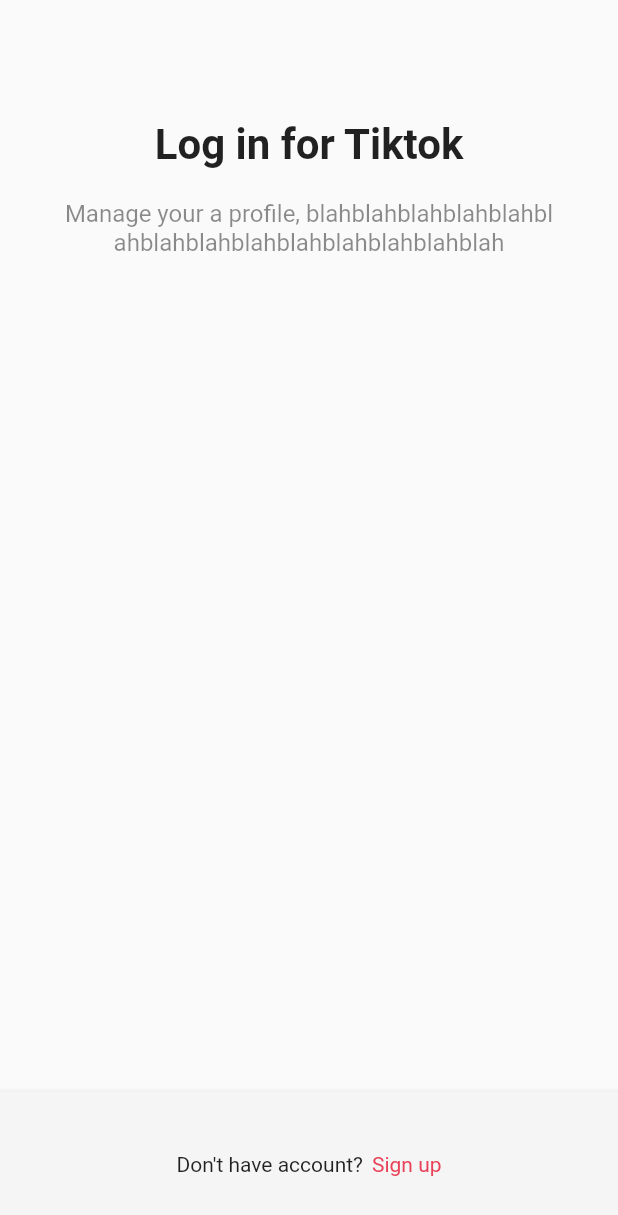
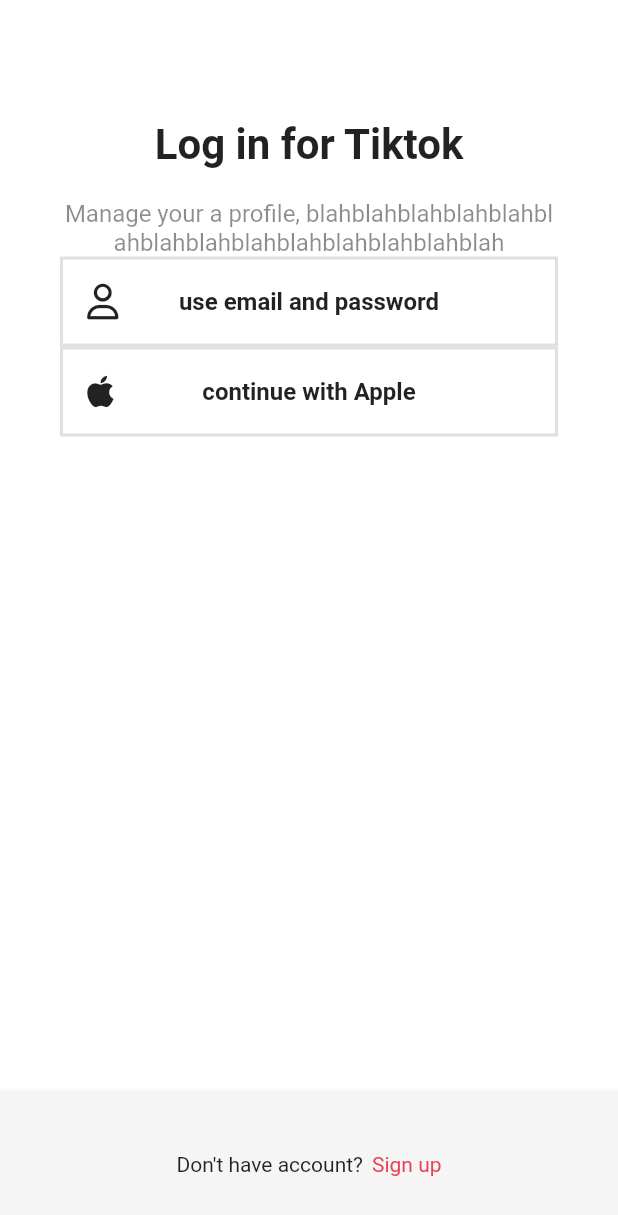
Before and after one commit to dongwooha/tiktok_clone, a Flutter app: the screen it shows after launch, after a tap on "log in", on a phone screen of 412 x 824 dp. Shown: the top 1215 px of the screen. Run offline on Flutter 3.47's test engine with Material 2 defaults, Android fonts, the phone set to English and light mode, and no system bars; our stand-ins replace font_awesome_flutter.

Commit message:
Texfiled, etc.

```diff
--- a/lib/features/authentication/widgets/auth_bottons.dart
+++ b/lib/features/authentication/widgets/auth_bottons.dart
@@ -1,13 +1,16 @@
 import 'package:flutter/material.dart';
+import 'package:font_awesome_flutter/src/fa_icon.dart';
 
 import '../../../constants/sizes.dart';
 
 class AuthButton extends StatelessWidget {
   final String text;
+  final FaIcon icon;
 
   const AuthButton({
     super.key,
     required this.text,
+    required this.icon,
   });
 
   @override
@@ -15,15 +18,24 @@
     return FractionallySizedBox(
       widthFactor: 1,
       child: Container(
-        padding: const EdgeInsets.symmetric(
-          vertical: Sizes.size16,
+        padding: const EdgeInsets.all(
+          Sizes.size16,
+          // vertical: Sizes.size16,
+          // horizontal: Sizes.size16,
         ),
         decoration: BoxDecoration(
             border: Border.all(
           color: Colors.grey.shade300,
           width: Sizes.size2,
         )),
-        child: Text(
+        child: Stack(
+          alignment: Alignment.center,
+          children: [
+            Align(
+              alignment: Alignment.centerLeft,
+              child: icon,
+            ),
+            Text(
               text,
               style: const TextStyle(
                 fontSize: Sizes.size16,
@@ -31,6 +43,8 @@
               ),
               textAlign: TextAlign.center,
             ),
+          ],
+        ),
       ),
     );
   }
--- a/lib/features/authentication/widgets/login_screen.dart
+++ b/lib/features/authentication/widgets/login_screen.dart
@@ -1,7 +1,9 @@
 import 'package:flutter/material.dart';
+import 'package:font_awesome_flutter/font_awesome_flutter.dart';
 import 'package:titok_clone/constants/gaps.dart';
 
 import '../../../constants/sizes.dart';
+import 'auth_bottons.dart';
 
 class LoginScreen extends StatelessWidget {
   const LoginScreen({super.key});
@@ -35,6 +37,14 @@
                 ),
                 textAlign: TextAlign.center,
               ),
+              AuthButton(
+                icon: FaIcon(FontAwesomeIcons.user),
+                text: "use email and password",
+              ),
+              AuthButton(
+                icon: FaIcon(FontAwesomeIcons.apple),
+                text: "continue with Apple",
+              ),
             ],
           ),
         ),
--- a/lib/features/authentication/widgets/sign_up_screen.dart
+++ b/lib/features/authentication/widgets/sign_up_screen.dart
@@ -1,6 +1,8 @@
 import 'package:flutter/material.dart';
+import 'package:font_awesome_flutter/font_awesome_flutter.dart';
 import 'package:titok_clone/constants/gaps.dart';
 import 'package:titok_clone/features/authentication/widgets/auth_bottons.dart';
+import 'package:titok_clone/features/authentication/widgets/email_screen.dart';
 import 'package:titok_clone/features/authentication/widgets/login_screen.dart';
 
 import '../../../constants/sizes.dart';
@@ -14,6 +16,12 @@
     ));
   }
 
+  void _onEmailTap(BuildContext context) {
+    Navigator.of(context).push(MaterialPageRoute(
+      builder: (context) => const EmailScreen(),
+    ));
+  }
+
   @override
   Widget build(BuildContext context) {
     return Scaffold(
@@ -21,9 +29,9 @@
         child: Padding(
           padding: const EdgeInsets.symmetric(horizontal: Sizes.size40),
           child: Column(
-            children: const [
+            children: [
               Gaps.v80,
-              Text(
+              const Text(
                 "Sign Up for Tiktok",
                 style: TextStyle(
                   fontSize: Sizes.size28,
@@ -31,7 +39,7 @@
                 ),
               ),
               Gaps.v20,
-              Text(
+              const Text(
                 "Create a profile, blahblahblahblahblahblahblahblahblahblahblahblahblahblah",
                 style: TextStyle(
                   fontSize: Sizes.size16,
@@ -40,8 +48,17 @@
                 textAlign: TextAlign.center,
               ),
               Gaps.v40,
-              AuthButton(text: "use phone or email"),
-              AuthButton(text: "continue with Apple"),
+              GestureDetector(
+                onTap: () => _onEmailTap(context),
+                child: const AuthButton(
+                  icon: FaIcon(FontAwesomeIcons.user),
+                  text: "use email and password",
+                ),
+              ),
+              const AuthButton(
+                icon: FaIcon(FontAwesomeIcons.apple),
+                text: "continue with Apple",
+              ),
             ],
           ),
         ),
--- a/lib/main.dart
+++ b/lib/main.dart
@@ -16,6 +16,17 @@
       title: 'TikTok Clone',
       theme: ThemeData(
         primaryColor: const Color(0xFFE9435A),
+        scaffoldBackgroundColor: Colors.white,
+        appBarTheme: const AppBarTheme(
+          foregroundColor: Colors.black,
+          backgroundColor: Colors.white,
+          elevation: 0,
+          titleTextStyle: TextStyle(
+            color: Colors.black,
+            fontSize: 16,
+            fontWeight: FontWeight.w600,
+          ),
+        ),
       ),
       home: const SignUpScreen(),
     );
--- a/pubspec.yaml
+++ b/pubspec.yaml
@@ -36,6 +36,9 @@
   # The following adds the Cupertino Icons font to your application.
   # Use with the CupertinoIcons class for iOS style icons.
   cupertino_icons: ^1.0.2
+
+  dependencies:
+  font_awesome_flutter: ^10.3.0
 
 dev_dependencies:
   flutter_test:
```
Also changed, not shown: lib/features/authentication/widgets/email_screen.dart (added, +111 -0 lines), lib/features/authentication/widgets/username_screen.dart (added), pubspec.lock. Lines whose indentation alone changed are shown as unchanged.
